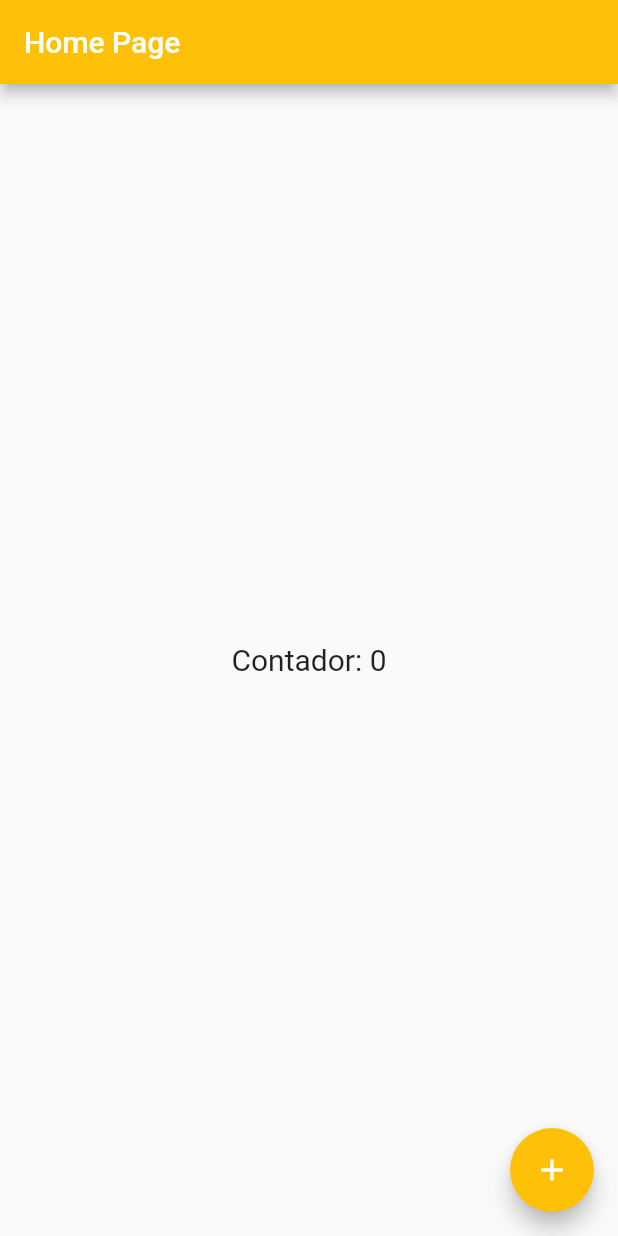
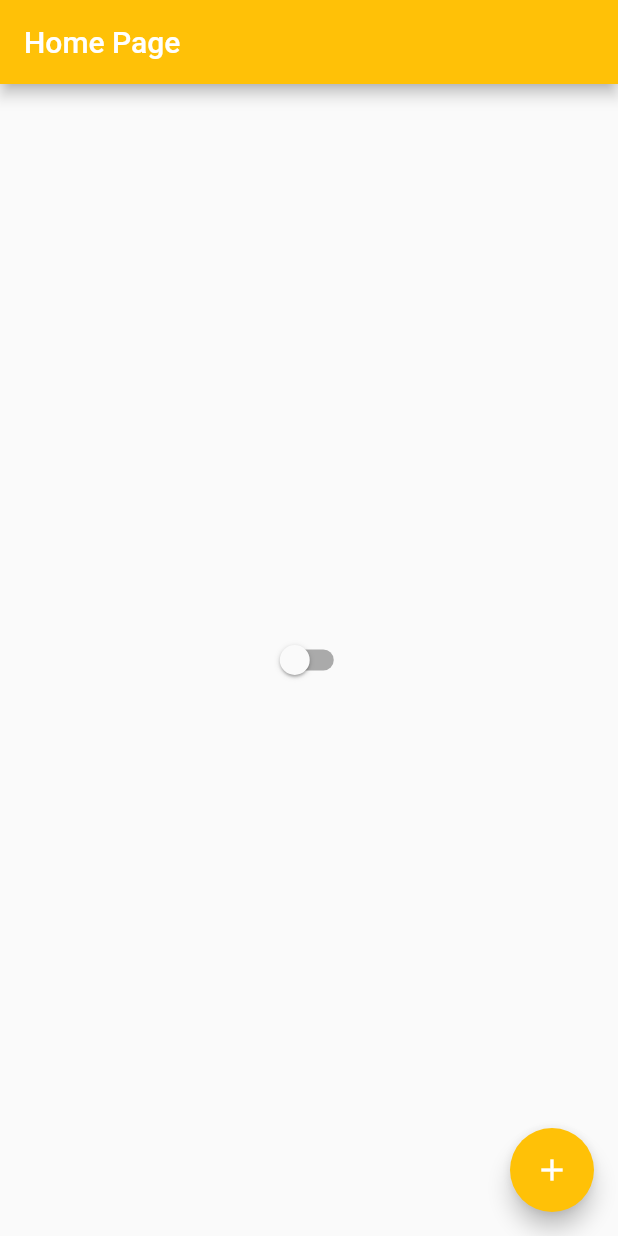
Before and after one commit to Azbito/my-first-flutter-project, a Flutter app: the screen it shows after launch, on a phone screen of 412 x 824 dp. Run offline on Flutter 3.47's test engine with Material 2 defaults, Android fonts, the phone set to English and light mode, and no system bars.

Commit message:
FEATURE: isDarkTheme

```diff
--- /dev/null
+++ b/lib/app_controller.dart
@@ -0,0 +1,12 @@
+import 'package:flutter/material.dart';
+
+class AppController extends ChangeNotifier {
+  static AppController instance = AppController();
+
+  bool isDarkTheme = false;
+
+  changeTheme() {
+    isDarkTheme = !isDarkTheme;
+    notifyListeners();
+  }
+}
--- a/lib/app_widget.dart
+++ b/lib/app_widget.dart
@@ -1,15 +1,28 @@
+import 'package:first_project/app_controller.dart';
 import 'package:flutter/material.dart';
 
 import 'home_page.dart';
 
 class AppWidget extends StatelessWidget {
-  final String title;
-
-  const AppWidget({required Key? key, required this.title}) : super(key: key);
+  const AppWidget({required Key? key}) : super(key: key);
 
   @override
   Widget build(BuildContext context) {
-    return MaterialApp(
-        theme: ThemeData(primarySwatch: Colors.amber), home: HomePage());
+    return AnimatedBuilder(
+      animation: AppController.instance,
+      builder: (context, child) {
+        return MaterialApp(
+          theme: ThemeData(
+            primarySwatch: Colors.amber,
+            brightness: AppController.instance.isDarkTheme
+                ? Brightness.dark
+                : Brightness.light,
+          ),
+          home: Builder(
+            builder: (context) => const HomePage(),
+          ),
+        );
+      },
+    );
   }
 }
--- a/lib/home_page.dart
+++ b/lib/home_page.dart
@@ -1,6 +1,9 @@
+import 'package:first_project/app_controller.dart';
 import 'package:flutter/material.dart';
 
 class HomePage extends StatefulWidget {
+  const HomePage({super.key});
+
   @override
   State<StatefulWidget> createState() {
     return HomePageState();
@@ -9,23 +12,28 @@ class HomePage extends StatefulWidget {
 
 class HomePageState extends State<HomePage> {
   int counter = 0;
+  bool test = false;
 
   @override
   Widget build(BuildContext context) {
     return Scaffold(
         appBar: AppBar(
-            title: Text('Home Page', style: TextStyle(color: Colors.white))),
+            title:
+                const Text('Home Page', style: TextStyle(color: Colors.white))),
         body: Center(
-            child: GestureDetector(
-          child: Text('Contador: $counter', style: TextStyle(fontSize: 20)),
-        )),
+            child: Switch(
+                value: AppController.instance.isDarkTheme,
+                onChanged: (value) {
+                  AppController.instance.changeTheme();
+                  setState(() {});
+                })),
         floatingActionButton: FloatingActionButton(
-            child: Icon(Icons.add),
             foregroundColor: Colors.white,
             onPressed: () {
               setState(() {
                 counter++;
               });
-            }));
+            },
+            child: const Icon(Icons.add)));
   }
 }
--- a/lib/main.dart
+++ b/lib/main.dart
@@ -3,7 +3,6 @@ import 'package:flutter/material.dart';
 
 void main() {
   runApp(const AppWidget(
-    title: 'Bodia',
     key: Key('unique_key'),
   ));
 }
```
